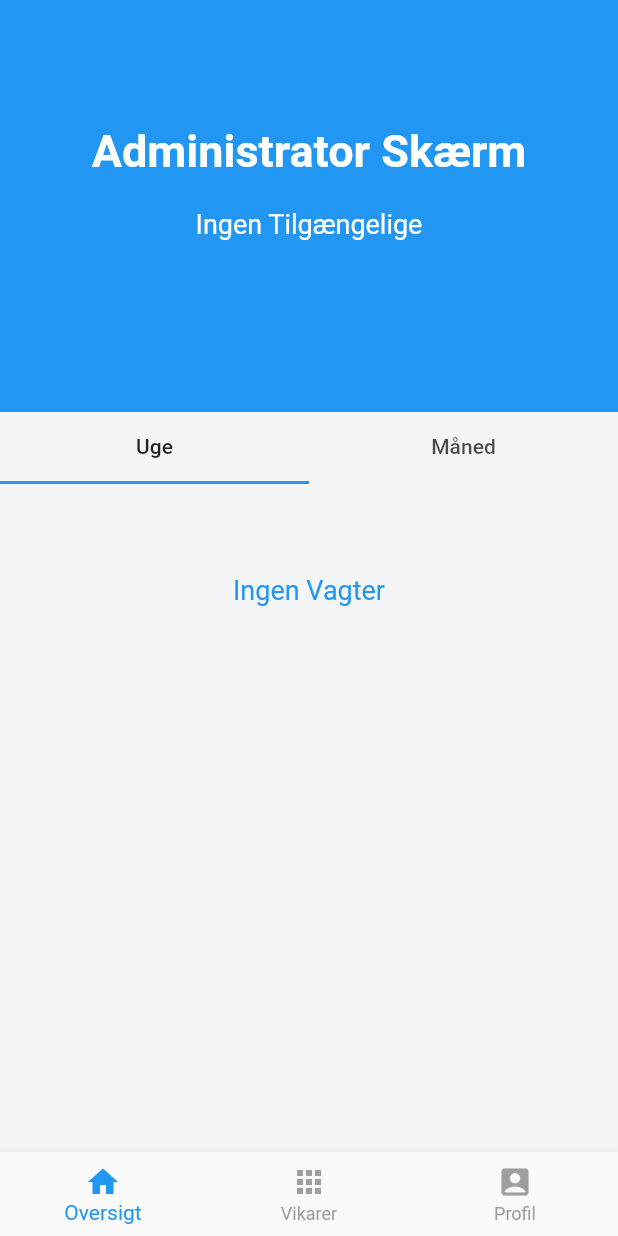
After one commit to ammarOdin/odinvikar, a Flutter app: the AdminDashboard screen opened directly, on a phone screen of 412 x 824 dp. The commit adds this screen. Run offline on Flutter 3.47's test engine with Material 2 defaults, Android fonts, the phone set to English and light mode, and no system bars; our stand-ins replace cloud_firestore, firebase_auth, firebase_core, sliding_sheet, syncfusion_flutter_calendar; missing offline and left inert: syncfusion_localizations, week_of_year; accounts and stored records are empty.

```diff
--- /dev/null
+++ b/lib/admin/admin_dashboard.dart
@@ -0,0 +1,79 @@
+import 'package:flutter/material.dart';
+import 'package:odinvikar/main_screens/settings_screen.dart';
+import '../main_screens/own_days.dart';
+import 'admin_home_screen.dart';
+
+
+
+class AdminDashboard extends StatefulWidget {
+  const AdminDashboard({Key? key}) : super(key: key);
+
+  @override
+  _HomescreenState createState() => _HomescreenState();
+}
+
+class _HomescreenState extends State<AdminDashboard> {
+
+  int _currentIndex = 0;
+  late PageController _pageController;
+
+  @override
+  void initState() {
+    super.initState();
+    _pageController = PageController();
+  }
+
+  @override
+  void dispose() {
+    _pageController.dispose();
+    super.dispose();
+  }
+
+  @override
+  Widget build(BuildContext context) {
+    return Scaffold(
+      extendBodyBehindAppBar: true,
+      appBar: AppBar(
+        backgroundColor: Colors.transparent,
+        elevation: 0,
+        iconTheme: const IconThemeData(color: Colors.black),
+      ),
+      body: SizedBox.expand(
+        child: PageView(
+          controller: _pageController,
+          onPageChanged: (index) {
+            setState(() => _currentIndex = index);
+          },
+          children: const <Widget>[
+            AdminHomeScreen(),
+            OwnDaysScreen(),
+            SettingsScreen(),
+          ],
+        ),
+      ),
+      bottomNavigationBar: BottomNavigationBar(
+        currentIndex: _currentIndex,
+        selectedItemColor: Colors.blue,
+        unselectedItemColor: Colors.grey,
+        onTap: (index) {
+          setState(() => _currentIndex = index);
+          _pageController.jumpToPage(index);
+        },
+        items: const [
+          BottomNavigationBarItem(
+              label: 'Oversigt',
+              icon: Icon(Icons.home)
+          ),
+          BottomNavigationBarItem(
+              label: 'Vikarer',
+              icon: Icon(Icons.apps)
+          ),
+          BottomNavigationBarItem(
+              label: 'Profil',
+              icon: Icon(Icons.account_box)
+          ),
+        ],
+      ),
+    );
+  }
+}
--- /dev/null
+++ b/lib/admin/admin_home_screen.dart
@@ -0,0 +1,188 @@
+import 'package:cloud_firestore/cloud_firestore.dart';
+import 'package:firebase_auth/firebase_auth.dart';
+import 'package:flutter/material.dart';
+import 'package:week_of_year/week_of_year.dart';
+
+class AdminHomeScreen extends StatefulWidget {
+  const AdminHomeScreen({Key? key}) : super(key: key);
+
+  @override
+  _State createState() => _State();
+}
+
+class _State extends State<AdminHomeScreen> with TickerProviderStateMixin {
+
+  User? user = FirebaseAuth.instance.currentUser;
+  get shift => FirebaseFirestore.instance.collection(user!.uid).orderBy('month', descending: false).orderBy('date', descending: false);
+  late TabController _controller;
+
+  @override
+  void initState() {
+    _controller = TabController(length: 2, vsync: this);
+    _controller.addListener((){
+      /*if (kDebugMode) {
+        print('my index is '+ _controller.index.toString());
+      }*/
+      setState(() {
+      });
+    });
+    super.initState();
+  }
+
+  @override
+  void dispose() {
+    _controller.dispose();
+    super.dispose();
+  }
+
+  @override
+  Widget build(BuildContext context) {
+    return ListView(
+      //physics: const NeverScrollableScrollPhysics(),
+      padding: const EdgeInsets.only(top: 0),
+      shrinkWrap: true,
+      children: [
+        Container(
+          color: Colors.blue,
+          height: MediaQuery.of(context).size.height / 3,
+          child: ListView(
+            children: [
+              Container(
+                  padding: EdgeInsets.only(
+                      top: MediaQuery.of(context).size.height / 30),
+                  child: const Center(
+                      child: Text(
+                        "Administrator Skærm",
+                        style: TextStyle(color: Colors.white, fontSize: 30, fontWeight: FontWeight.bold),
+                      ))),
+              Container(
+                padding: EdgeInsets.only(
+                    top: MediaQuery.of(context).size.height / 40),
+                child: StreamBuilder(
+                  stream: shift.snapshots(),
+                  builder: (BuildContext context, AsyncSnapshot<QuerySnapshot> snapshot) {
+                    if (!snapshot.hasData){
+                      return const Center(child: CircularProgressIndicator.adaptive(),);
+                    } else if (snapshot.data!.docs.isEmpty){
+                      return const Center(child: Text(
+                        "Ingen Tilgængelige",
+                        style: TextStyle(color: Colors.white, fontSize: 18),
+                      ),);
+                    } else {return Center(
+                        child: snapshot.data!.docs.map((document){
+                          return Text(
+                            document['date'],
+                            style: const TextStyle(color: Colors.white, fontSize: 26),
+                          );
+                        }).first);}
+                  }
+                ),
+              ),
+            ],
+          ),
+        ),
+        Container(padding: const EdgeInsets.only(bottom: 10), child: TabBar(controller: _controller, tabs: const [Tab(text: "Uge",), Tab(text: "Måned",)])),
+        StreamBuilder(
+            stream: shift.snapshots() ,
+            builder: (BuildContext context, AsyncSnapshot<QuerySnapshot> snapshot){
+              if (!snapshot.hasData){
+                return const Center(child: CircularProgressIndicator.adaptive(),);
+              }else if (snapshot.data!.docs.isEmpty){
+                return Container(
+                  padding: const EdgeInsets.all(50),
+                  child: const Center(child: Text(
+                    "Ingen Vagter",
+                    style: TextStyle(color: Colors.blue, fontSize: 18),
+                  ),),
+                );
+              }
+              if (_controller.index == 0){
+                return Column(
+                  children: snapshot.data!.docs.map((document){
+                    if (document['week'] == DateTime.now().weekOfYear) {
+                      return CardFb2(text: "Vagt: " + document['date'], imageUrl: "https://katrinebjergskolen.aarhus.dk/media/23192/aula-logo.jpg?anchor=center&mode=crop&width=1200&height=630&rnd=132022572610000000", subtitle: "", onPressed: () {});
+                    } else {
+                      return Container();
+                    }
+                  }).toList(),
+                );
+              } else if (_controller.index == 1){
+                return Column(
+                  children: snapshot.data!.docs.map((document){
+                    if (document['month'] == DateTime.now().month) {
+                      return CardFb2(text: "Vagt: " + document['date'], imageUrl: "https://katrinebjergskolen.aarhus.dk/media/23192/aula-logo.jpg?anchor=center&mode=crop&width=1200&height=630&rnd=132022572610000000", subtitle: "", onPressed: () {});
+                    } else {
+                      return Container();
+                    }
+                  }).toList(),
+                );
+              } else {
+                return Container();
+              }
+            }),
+      ],
+    );
+  }
+}
+class CardFb2 extends StatelessWidget {
+  final String text;
+  final String imageUrl;
+  final String subtitle;
+  final Function() onPressed;
+
+  const CardFb2(
+      {required this.text,
+        required this.imageUrl,
+        required this.subtitle,
+        required this.onPressed,
+        Key? key})
+      : super(key: key);
+
+  @override
+  Widget build(BuildContext context) {
+    return GestureDetector(
+      onTap: onPressed,
+      child: Container(
+        width: MediaQuery.of(context).size.width,
+        height: 75,
+        padding: const EdgeInsets.all(15.0),
+        margin: const EdgeInsets.only(bottom: 5),
+        decoration: BoxDecoration(
+          color: Colors.white,
+          borderRadius: BorderRadius.circular(12.5),
+          boxShadow: [
+            BoxShadow(
+                offset: const Offset(10, 20),
+                blurRadius: 10,
+                spreadRadius: 0,
+                color: Colors.grey.withOpacity(.05)),
+          ],
+        ),
+        child: Row(
+          children: [
+            ClipRRect(borderRadius: BorderRadius.circular(10), child: SizedBox(width: 60, height: 40, child: Image.network(imageUrl, height: 59, fit: BoxFit.cover))),
+            const SizedBox(
+              width: 15,
+            ),
+            Text(text,
+                textAlign: TextAlign.center,
+                style: const TextStyle(
+                  color: Colors.black,
+                  fontWeight: FontWeight.bold,
+                  fontSize: 18,
+                )),
+            const Spacer(),
+            Text(
+              subtitle,
+              textAlign: TextAlign.center,
+              style: const TextStyle(
+                  color: Colors.grey,
+                  fontWeight: FontWeight.normal,
+                  fontSize: 12),
+            ),
+          ],
+        ),
+      ),
+    );
+  }
+}
--- a/pubspec.yaml
+++ b/pubspec.yaml
@@ -42,6 +42,7 @@ dependencies:
   syncfusion_flutter_calendar: ^19.4.40
   syncfusion_localizations: ^19.4.40
   week_of_year: ^2.0.0
+  #provider: ^6.0.2
   #animations: ^2.0.2
 
   # The following adds the Cupertino Icons font to your application.
```
Also changed, not shown: lib/main.dart (+30 -2 lines), lib/main_screens/login.dart (+19 -1 lines), pubspec.lock.
